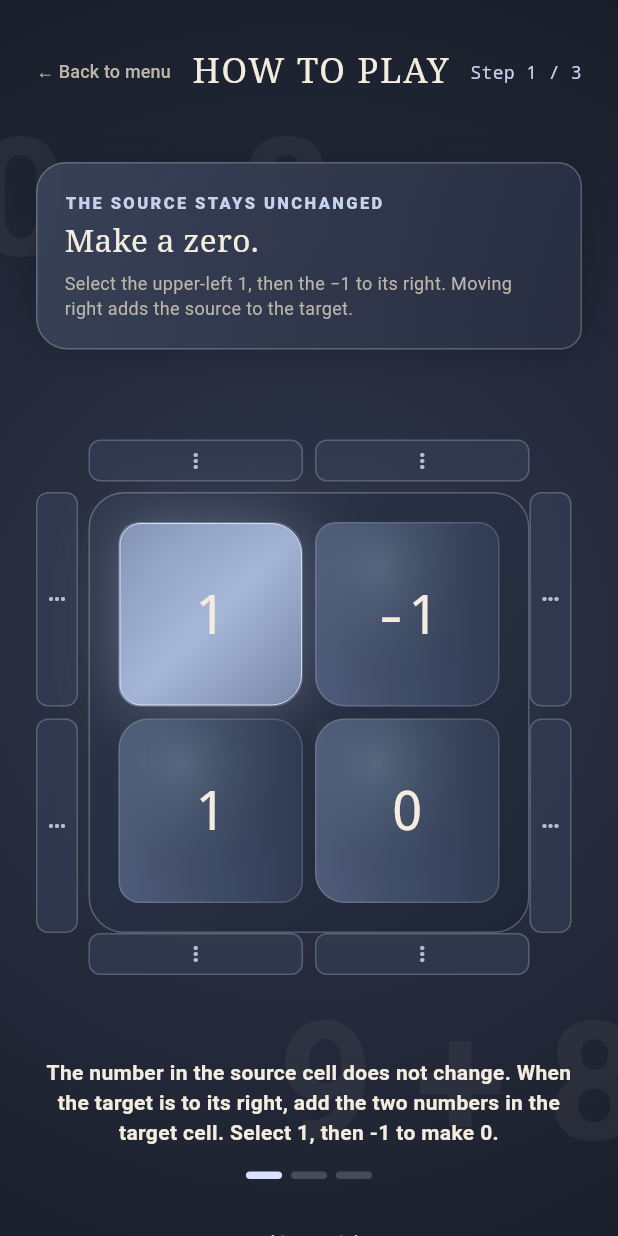
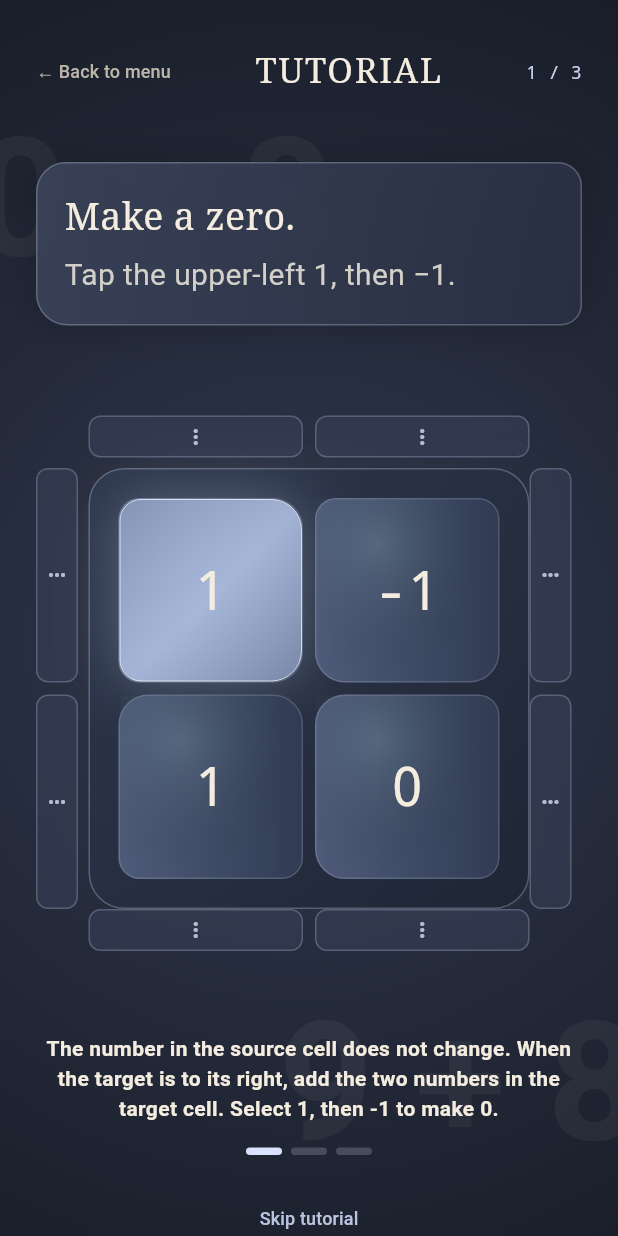
Before and after one commit to kergma-lw/numbers-game, a Flutter app: the screen it shows after launch, after a tap on "Take the tutorial", on a phone screen of 412 x 824 dp. Run offline on Flutter 3.47's test engine with Material 3 defaults, Android fonts, the phone set to English and light mode, and no system bars; our stand-ins replace shared_preferences.

Commit message:
Clarify tutorial instructions

```diff
--- a/lib/main.dart
+++ b/lib/main.dart
@@ -915,7 +915,7 @@ class _BoardScreenState extends State<BoardScreen> {
                                       child: Center(
                                         child: Text(
                                           isTutorial
-                                              ? 'HOW TO PLAY'
+                                              ? 'TUTORIAL'
                                               : isHistoricalDate
                                               ? 'HISTORICAL DATE'
                                               : 'ONE NON-ZERO',
@@ -933,7 +933,7 @@ class _BoardScreenState extends State<BoardScreen> {
                                       children: [
                                         Text(
                                           isTutorial
-                                              ? 'Step ${_tutorialStepIndex + 1} / ${widget.tutorial!.steps.length}'
+                                              ? '${_tutorialStepIndex + 1} / ${widget.tutorial!.steps.length}'
                                               : '${_game.moveCount.toString().padLeft(2, '0')} moves',
                                           style: TextStyle(
                                             color: isTutorial
@@ -1157,20 +1157,14 @@ class _TutorialObjective extends StatelessWidget {
   @override
   Widget build(BuildContext context) {
     const objectives = [
+      (title: 'Make a zero.', detail: 'Tap the upper-left 1, then −1.'),
       (
-        eyebrow: 'THE SOURCE STAYS UNCHANGED',
-        title: 'Make a zero.',
-        detail: 'Select the upper-left 1, then the −1 to its right. Moving right adds the source to the target.',
+        title: 'Swap the columns.',
+        detail: 'Drag the highlighted top handle to the other one.',
       ),
       (
-        eyebrow: 'REARRANGE THE BOARD',
-        title: 'Swap two columns.',
-        detail: 'Drag the highlighted top handle onto the other column handle.',
-      ),
-      (
-        eyebrow: 'MOVING UP SUBTRACTS',
-        title: 'Make the final zero.',
-        detail: 'Select the lower-right 1, then the upper-right 1.',
+        title: 'Make the last zero.',
+        detail: 'Tap the lower-right 1, then the upper-right 1.',
       ),
     ];
     final objective = objectives[stepIndex.clamp(0, objectives.length - 1)];
@@ -1200,27 +1194,17 @@ class _TutorialObjective extends StatelessWidget {
         crossAxisAlignment: CrossAxisAlignment.start,
         children: [
           Text(
-            objective.eyebrow,
-            style: const TextStyle(
-              color: Color(0xffc7d2ed),
-              fontSize: 11,
-              fontWeight: FontWeight.w800,
-              letterSpacing: 1.6,
-            ),
-          ),
-          const SizedBox(height: 3),
-          Text(
             objective.title,
             style: const TextStyle(
               color: Color(0xfff4eddf),
               fontFamily: 'serif',
-              fontSize: 21,
+              fontSize: 25,
             ),
           ),
-          const SizedBox(height: 4),
+          const SizedBox(height: 6),
           Text(
             objective.detail,
-            style: const TextStyle(color: Color(0xffbcb6aa), fontSize: 12),
+            style: const TextStyle(color: Color(0xffd2d0c8), fontSize: 20),
           ),
         ],
       ),
```
Also changed, not shown: 1 other file.
